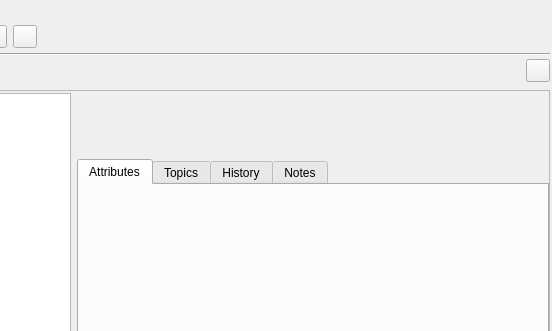
Old version of the form ui/world_building_view.ui in the repository zkovari/plotlyst; both pictures show x 530 to 1082 and y 0 to 331 of the 1082 by 655 pixel window.
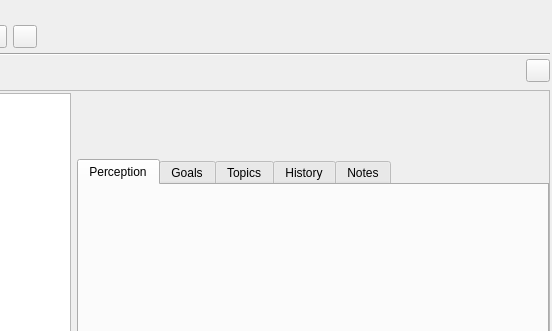
New version of the form. Custom widgets are drawn as their Qt base class.

Commit message: Add location attributes

Patch:
```diff
--- a/ui/world_building_view.ui
+++ b/ui/world_building_view.ui
@@ -366,7 +366,12 @@
             <bool>true</bool>
            </property>
            <attribute name="title">
-            <string>Attributes</string>
+            <string>Perception</string>
+           </attribute>
+          </widget>
+          <widget class="QWidget" name="tabGoals">
+           <attribute name="title">
+            <string>Goals</string>
            </attribute>
           </widget>
           <widget class="QWidget" name="tabTopics">
```
Left out of the diff: 2 changed lines with no effect on the pictures. The commit also changes 5 other files.
